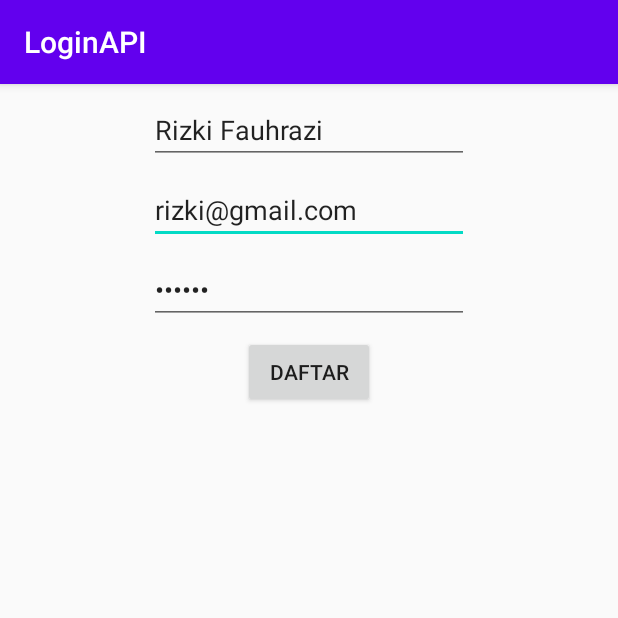
After one commit to asengsaragih/AndroidLoginAPI, an Android app: the SignUpActivity screen opened directly, with no data from a screen before it, on a phone screen of 412 x 824 dp, the top half of it. The commit adds this screen. Run offline under Robolectric (Android 15) with nearby library versions, the light colour scheme and no system bars.

Commit message:
add: signup function

```diff
--- a/app/src/main/AndroidManifest.xml
+++ b/app/src/main/AndroidManifest.xml
@@ -1,8 +1,6 @@
 <?xml version="1.0" encoding="utf-8"?>
 <manifest xmlns:android="http://schemas.android.com/apk/res/android"
     package="com.suncode.loginapi">
-
-    <uses-permission android:name="android.permission.INTERNET"/>
 
     <application
         android:allowBackup="true"
@@ -11,6 +9,7 @@
         android:roundIcon="@mipmap/ic_launcher_round"
         android:supportsRtl="true"
         android:theme="@style/AppTheme">
+        <activity android:name=".SignUpActivity"></activity>
         <activity android:name=".LoginActivity">
             <intent-filter>
                 <action android:name="android.intent.action.MAIN" />
@@ -20,4 +19,6 @@
         </activity>
     </application>
 
+    <uses-permission android:name="android.permission.INTERNET" />
+
 </manifest>
--- /dev/null
+++ b/app/src/main/java/com/suncode/loginapi/SignUpActivity.java
@@ -0,0 +1,82 @@
+package com.suncode.loginapi;
+
+import androidx.appcompat.app.AppCompatActivity;
+
+import android.os.Bundle;
+import android.text.TextUtils;
+import android.util.Log;
+import android.view.View;
+import android.widget.Button;
+import android.widget.EditText;
+import android.widget.Toast;
+
+import com.suncode.loginapi.helper.BaseGenerator;
+import com.suncode.loginapi.model.Signup;
+import com.suncode.loginapi.service.BaseService;
+
+import retrofit2.Call;
+import retrofit2.Callback;
+import retrofit2.Response;
+
+public class SignUpActivity extends AppCompatActivity {
+
+    private EditText mFullnameEditText, mEmailEditText, mPasswordEditText;
+    private Button mSignupButton;
+
+    @Override
+    protected void onCreate(Bundle savedInstanceState) {
+        super.onCreate(savedInstanceState);
+        setContentView(R.layout.activity_sign_up);
+
+        mFullnameEditText = findViewById(R.id.editTextSignupFullname);
+        mEmailEditText = findViewById(R.id.editTextSignupEmail);
+        mPasswordEditText = findViewById(R.id.editTextSignupPassword);
+
+        mSignupButton = findViewById(R.id.buttonSignup);
+
+        mSignupButton.setOnClickListener(new View.OnClickListener() {
+            @Override
+            public void onClick(View v) {
+                signUp();
+            }
+        });
+    }
+
+    private void signUp() {
+        if (TextUtils.isEmpty(mEmailEditText.getText().toString()) || TextUtils.isEmpty(mPasswordEditText.getText().toString()) || TextUtils.isEmpty(mPasswordEditText.getText().toString())) {
+            shortToast("ISI FORM");
+            return;
+        }
+
+        BaseService service = BaseGenerator.build().create(BaseService.class);
+        Call<Signup> call = service.signupUser(mFullnameEditText.getText().toString(), mEmailEditText.getText().toString(), mPasswordEditText.getText().toString());
+
+        call.enqueue(new Callback<Signup>() {
+            @Override
+            public void onResponse(Call<Signup> call, Response<Signup> response) {
+                Signup data = response.body();
+                Log.d("CHECKTAG", data.getError());
+                Log.d("CHECKTAG", data.getMessage());
+
+                try {
+                    Signup.User user = data.getUser();
+                    Log.d("CHECKTAG", user.getEmail());
+
+                    shortToast("Berhasil daftar");
+                    finish();
+                } catch (NullPointerException e) {
+                    Log.d("CHECKTAG", "signup failed");
+                }
+            }
+
+            @Override
+            public void onFailure(Call<Signup> call, Throwable t) {
+
+            }
+        });
+    }
+
+    private void shortToast(String message) {
+        Toast.makeText(this, message, Toast.LENGTH_SHORT).show();
+    }
+}
--- a/app/src/main/java/com/suncode/loginapi/service/BaseService.java
+++ b/app/src/main/java/com/suncode/loginapi/service/BaseService.java
@@ -1,6 +1,7 @@
 package com.suncode.loginapi.service;
 
 import com.suncode.loginapi.model.Login;
+import com.suncode.loginapi.model.Signup;
 
 import retrofit2.Call;
 import retrofit2.http.Field;
@@ -11,4 +12,8 @@ public interface BaseService {
     @FormUrlEncoded
     @POST("signin.php")
     public Call<Login> loginUser(@Field("email") String email, @Field("password") String password);
+
+    @FormUrlEncoded
+    @POST("signup.php")
+    public Call<Signup> signupUser(@Field("fullname") String fullname, @Field("email") String email, @Field("password") String password);
 }
--- /dev/null
+++ b/app/src/main/res/layout/activity_sign_up.xml
@@ -0,0 +1,54 @@
+<?xml version="1.0" encoding="utf-8"?>
+<androidx.constraintlayout.widget.ConstraintLayout xmlns:android="http://schemas.android.com/apk/res/android"
+    xmlns:app="http://schemas.android.com/apk/res-auto"
+    xmlns:tools="http://schemas.android.com/tools"
+    android:layout_width="match_parent"
+    android:layout_height="match_parent"
+    tools:context=".SignUpActivity">
+
+    <EditText
+        android:id="@+id/editTextSignupEmail"
+        android:layout_width="wrap_content"
+        android:layout_height="wrap_content"
+        android:layout_marginTop="8dp"
+        android:ems="10"
+        android:inputType="textEmailAddress"
+        android:text="rizki@gmail.com"
+        app:layout_constraintEnd_toEndOf="parent"
+        app:layout_constraintStart_toStartOf="parent"
+        app:layout_constraintTop_toBottomOf="@+id/editTextSignupFullname" />
+
+    <EditText
+        android:id="@+id/editTextSignupFullname"
+        android:layout_width="wrap_content"
+        android:layout_height="wrap_content"
+        android:layout_marginTop="8dp"
+        android:ems="10"
+        android:inputType="textPersonName"
+        android:text="Rizki Fauhrazi"
+        app:layout_constraintEnd_toEndOf="parent"
+        app:layout_constraintStart_toStartOf="parent"
+        app:layout_constraintTop_toTopOf="parent" />
+
+    <EditText
+        android:id="@+id/editTextSignupPassword"
+        android:layout_width="wrap_content"
+        android:layout_height="wrap_content"
+        android:layout_marginTop="8dp"
+        android:ems="10"
+        android:inputType="textPassword"
+        android:text="123456"
+        app:layout_constraintEnd_toEndOf="parent"
+        app:layout_constraintStart_toStartOf="parent"
+        app:layout_constraintTop_toBottomOf="@+id/editTextSignupEmail" />
+
+    <Button
+        android:id="@+id/buttonSignup"
+        android:layout_width="wrap_content"
+        android:layout_height="wrap_content"
+        android:layout_marginTop="8dp"
+        android:text="Daftar"
+        app:layout_constraintEnd_toEndOf="parent"
+        app:layout_constraintStart_toStartOf="parent"
+        app:layout_constraintTop_toBottomOf="@+id/editTextSignupPassword" />
+</androidx.constraintlayout.widget.ConstraintLayout>
```
Also changed, not shown: app/src/main/java/com/suncode/loginapi/LoginActivity.java (+25 -7 lines), app/src/main/java/com/suncode/loginapi/model/Signup.java (added, +54 -0 lines), app/src/main/res/layout/activity_login.xml (+15 -4 lines).
